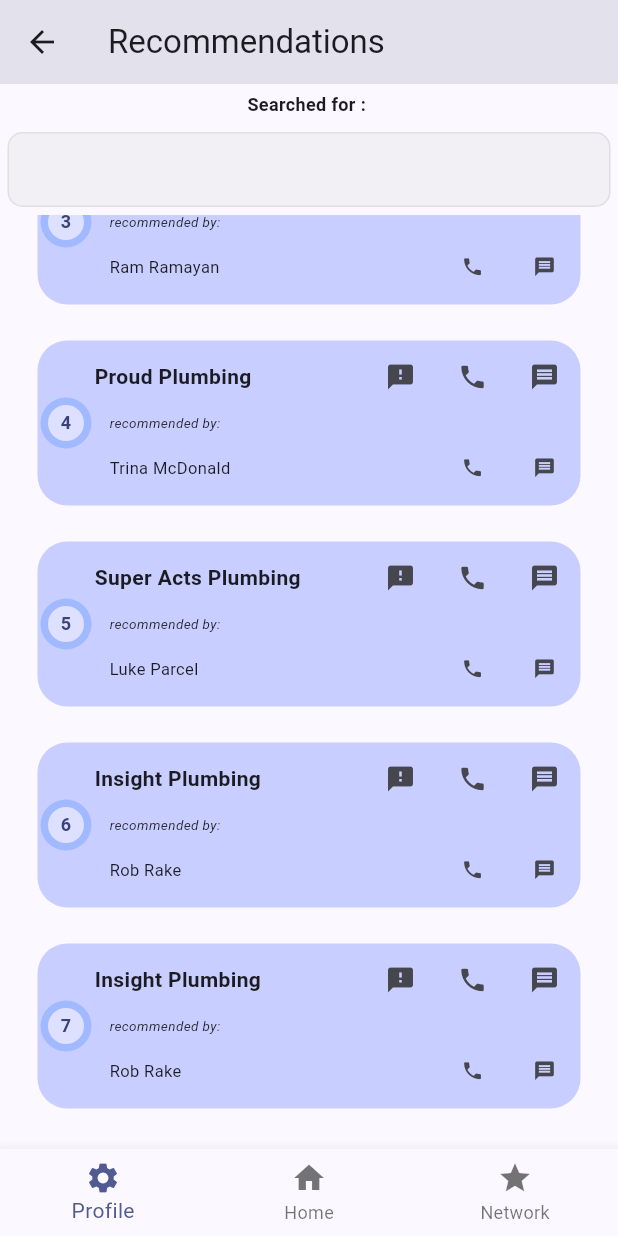
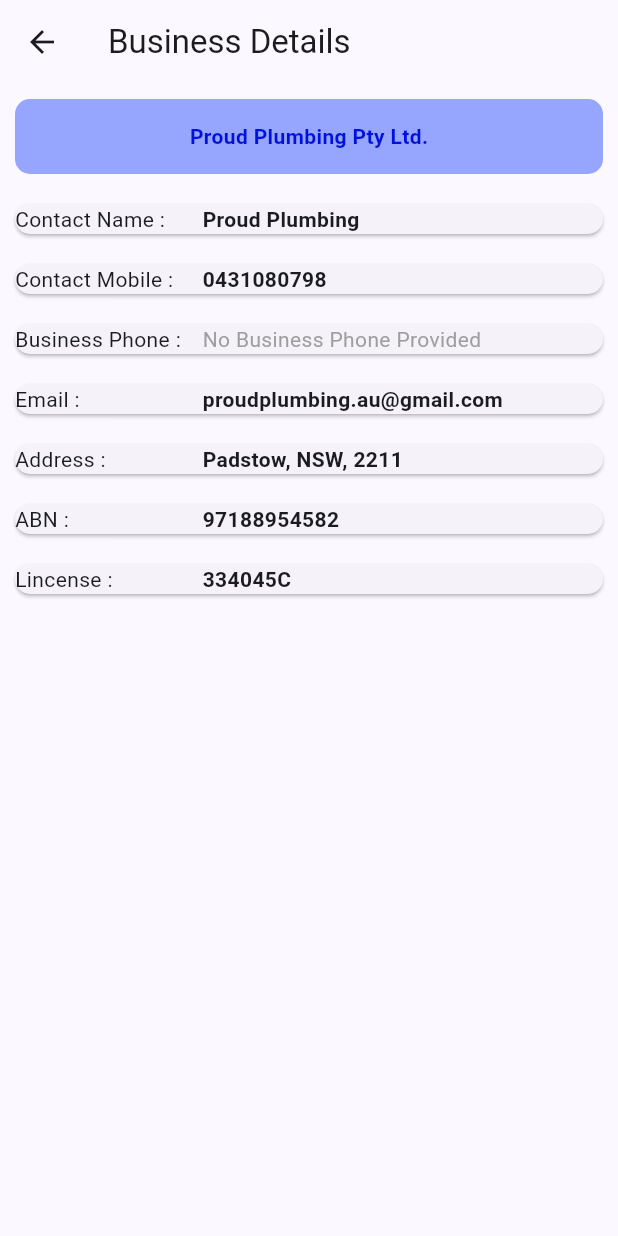
Before and after one commit to lalitparkale/TrustNet, a Flutter app: the RecommendationPage screen opened directly, scrolled down 345 dp, after a tap on the "feedback" icon, on a phone screen of 412 x 824 dp. Run offline on Flutter 3.47's test engine with Material 3 defaults, Android fonts, the light colour scheme and no system bars; our stand-ins replace location; missing offline and left inert: aad_b2c_webview; statements that could not run were skipped.

Commit message:
- added Business details page - updated logo color (#0011DD)

```diff
--- a/Prototype/mobile_app/lib/model/profile_model.dart
+++ b/Prototype/mobile_app/lib/model/profile_model.dart
@@ -30,6 +30,7 @@
   late String headOfficeAddress;
   late String businessName;
   late String? businessABN;
+  late String? businessPhone;
   late String? email;
   late String? licenseNumber;
 
@@ -37,6 +38,7 @@
       {required this.headOfficeAddress,
       required this.businessName,
       this.businessABN,
+      this.businessPhone,
       this.email,
       this.licenseNumber});
 }
--- /dev/null
+++ b/Prototype/mobile_app/lib/pages/biz.dart
@@ -0,0 +1,79 @@
+import 'package:flutter/material.dart';
+import 'package:pickeze/model/profile_model.dart';
+
+//stateless page
+class BizPage extends StatelessWidget {
+  const BizPage({super.key, required this.bizUserContact});
+
+  final UserContact bizUserContact;
+
+  @override
+  Widget build(BuildContext context) {
+    return Scaffold(
+      appBar: AppBar(
+        title: const Text('Business Details'),
+      ),
+      body: ListView(children: [
+        Container(
+          height: 50,
+          margin: const EdgeInsets.all(10),
+          padding: const EdgeInsets.all(5),
+          decoration: BoxDecoration(
+            color: Colors.indigoAccent.withOpacity(0.6),
+            borderRadius: BorderRadius.circular(10),
+          ),
+          alignment: Alignment.center,
+          child: Text(
+            bizUserContact.businessContact?.businessName != null
+                ? bizUserContact.businessContact!.businessName
+                : 'No Business Name Provided',
+            style: const TextStyle(
+                fontSize: 14,
+                fontWeight: FontWeight.bold,
+                color: Color.fromARGB(255, 0, 17, 221)),
+          ),
+        ),
+        bizLineItem("Contact Name", bizUserContact.fullName),
+        bizLineItem("Contact Mobile", bizUserContact.mobile),
+        bizLineItem(
+            "Business Phone", bizUserContact.businessContact?.businessPhone),
+        bizLineItem("Email", bizUserContact.businessContact?.email),
+        bizLineItem(
+            "Address", bizUserContact.businessContact?.headOfficeAddress),
+        bizLineItem("ABN", bizUserContact.businessContact?.businessABN),
+        bizLineItem("Lincense", bizUserContact.businessContact?.licenseNumber),
+      ]),
+    );
+  }
+
+  Card bizLineItem(String cellTitle, String? cellValue) {
+    return Card(
+      margin: const EdgeInsets.all(10),
+      child: Row(
+        children: [
+          SizedBox(
+            width: 125,
+            child: Text(
+              '$cellTitle : ',
+              style:
+                  const TextStyle(fontSize: 14, fontWeight: FontWeight.normal),
+            ),
+          ),
+          (cellValue != null)
+              ? Expanded(
+                  child: Text(cellValue,
+                      style: const TextStyle(
+                          fontSize: 14, fontWeight: FontWeight.bold)),
+                )
+              : Expanded(
+                  child: Text('No $cellTitle Provided',
+                      style: const TextStyle(
+                          fontSize: 14,
+                          fontWeight: FontWeight.normal,
+                          color: Colors.grey)),
+                )
+        ],
+      ),
+    );
+  }
+}
--- a/Prototype/mobile_app/lib/pages/recommendation.dart
+++ b/Prototype/mobile_app/lib/pages/recommendation.dart
@@ -1,6 +1,7 @@
 //import 'dart:html';
 
 import 'package:flutter/material.dart';
+import 'package:pickeze/pages/biz.dart';
 import '../model/profile_model.dart';
 import '../model/recom_model.dart';
 import '../model/search_model.dart';
@@ -241,7 +242,16 @@
                           Icons.feedback,
                         ),
                         iconSize: 20,
-                        onPressed: () {},
+                        onPressed: () {
+                          Navigator.push(
+                            context,
+                            MaterialPageRoute(
+                                builder: (context) => BizPage(
+                                    bizUserContact: RecommendationModel
+                                            .getRecommendations()[index]
+                                        .referee)),
+                          );
+                        },
                       ),
                       IconButton(
                         icon: const Icon(
--- a/Prototype/mobile_app/pubspec.yaml
+++ b/Prototype/mobile_app/pubspec.yaml
@@ -16,7 +16,7 @@
 # https://developer.apple.com/library/archive/documentation/General/Reference/InfoPlistKeyReference/Articles/CoreFoundationKeys.html
 # In Windows, build-name is used as the major, minor, and patch parts
 # of the product and file versions while build-number is used as the build suffix.
-version: 0.0.1+6
+version: 0.0.2+7
 
 environment:
   sdk: '>=3.2.3 <4.0.0'
```
Also changed, not shown: Prototype/mobile_app/assets/TrustNet-logo (512 x 512 px).jpg (added), Prototype/mobile_app/assets/TrustNet-logo (512 x 512 px).png (deleted), Prototype/mobile_app/assets/logo.png, 1 other file.
